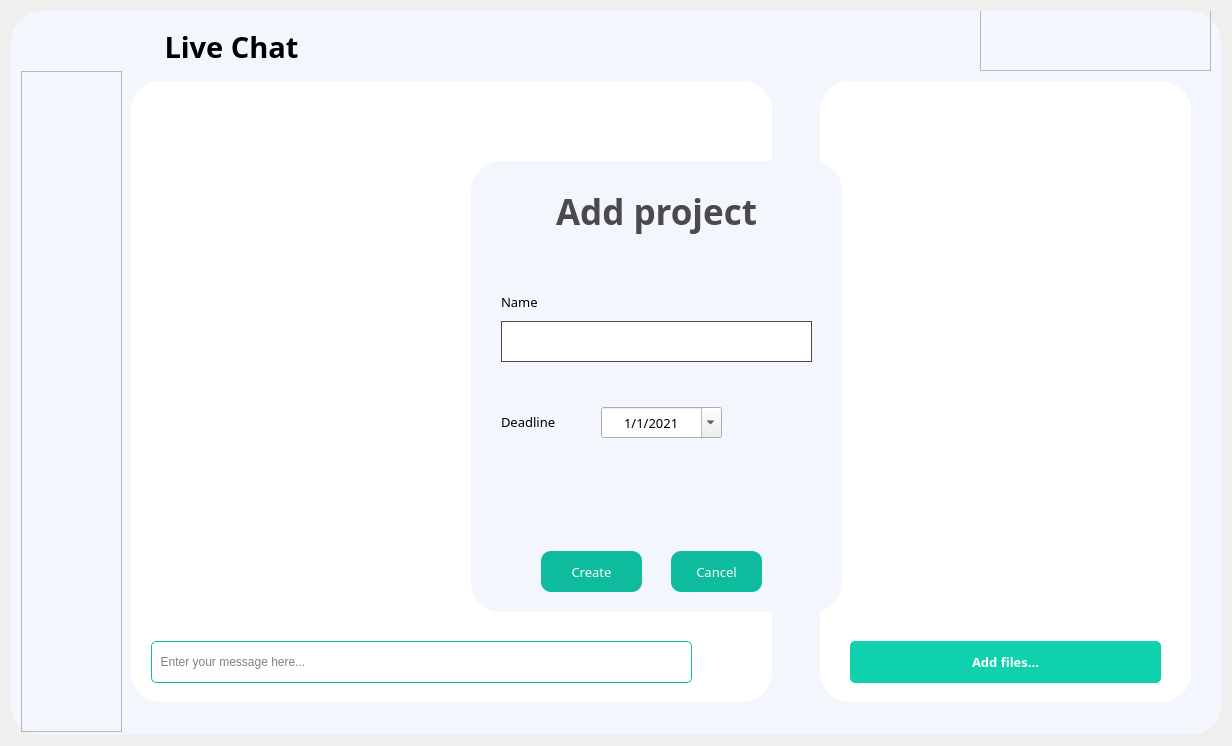
Before: the Qt Designer form widget.ui in meokisama/ps-manager, drawn with Qt 5.
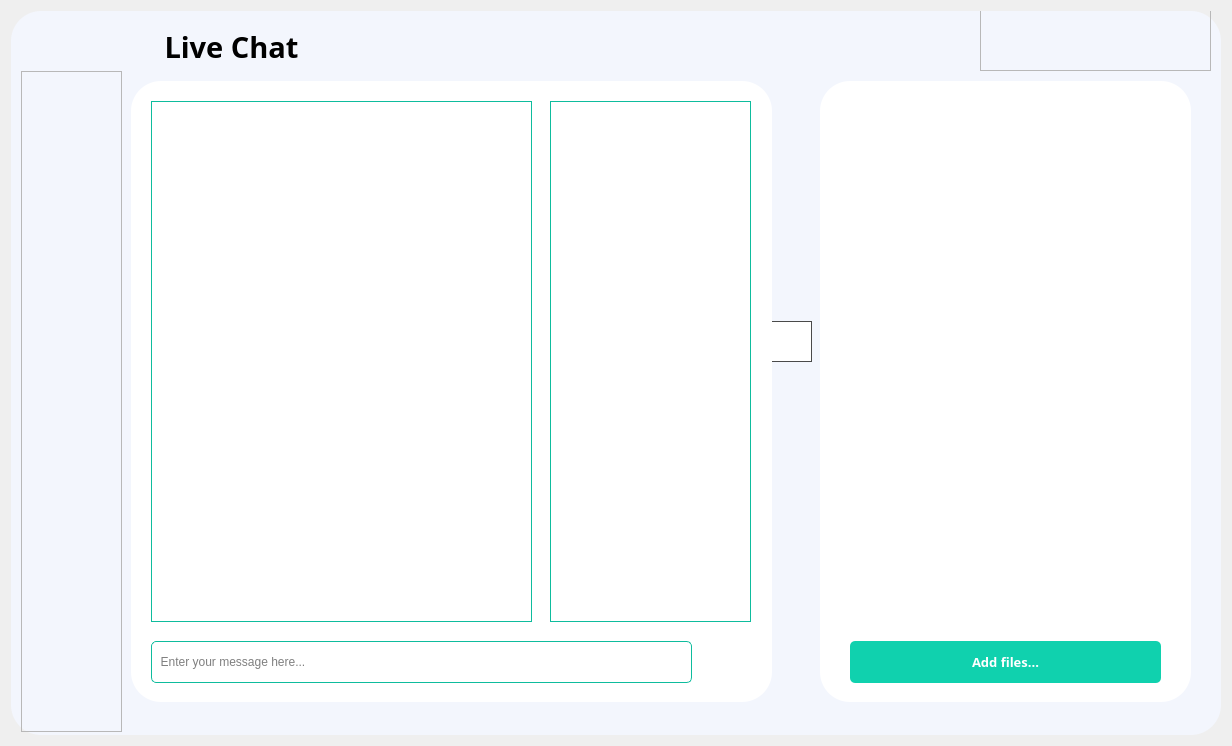
After: the same form once the commit is applied. The open tabs and pages were chosen to show the change. Icons and pictures are not drawn.

```diff
--- a/widget.ui
+++ b/widget.ui
@@ -88,7 +88,6 @@
          <property name="font">
           <font>
            <family>Poppins SemiBold</family>
-           <weight>75</weight>
            <bold>true</bold>
           </font>
          </property>
@@ -118,7 +117,6 @@
          <font>
           <family>Poppins SemiBold</family>
           <pointsize>22</pointsize>
-          <weight>75</weight>
           <bold>true</bold>
          </font>
         </property>
@@ -201,6 +199,51 @@
           <string>  Enter your message here...</string>
          </property>
         </widget>
+        <widget class="QTextEdit" name="textEdit">
+         <property name="geometry">
+          <rect>
+           <x>20</x>
+           <y>20</y>
+           <width>381</width>
+           <height>521</height>
+          </rect>
+         </property>
+         <property name="font">
+          <font>
+           <family>Montserrat</family>
+          </font>
+         </property>
+         <property name="styleSheet">
+          <string notr="true">border: 1px solid rgb(14, 188, 157);</string>
+         </property>
+        </widget>
+        <widget class="QListWidget" name="listWidget">
+         <property name="geometry">
+          <rect>
+           <x>419</x>
+           <y>20</y>
+           <width>201</width>
+           <height>521</height>
+          </rect>
+         </property>
+         <property name="maximumSize">
+          <size>
+           <width>300</width>
+           <height>16777215</height>
+          </size>
+         </property>
+         <property name="font">
+          <font>
+           <family>Montserrat</family>
+          </font>
+         </property>
+         <property name="focusPolicy">
+          <enum>Qt::NoFocus</enum>
+         </property>
+         <property name="styleSheet">
+          <string notr="true">border: 1px solid rgb(14, 188, 157);</string>
+         </property>
+        </widget>
        </widget>
        <widget class="QLabel" name="label_2">
         <property name="geometry">
@@ -215,7 +258,6 @@
          <font>
           <family>Poppins SemiBold</family>
           <pointsize>22</pointsize>
-          <weight>75</weight>
           <bold>true</bold>
          </font>
         </property>
@@ -264,7 +306,6 @@
           <font>
            <family>Poppins SemiBold</family>
            <pointsize>10</pointsize>
-           <weight>75</weight>
            <bold>true</bold>
           </font>
          </property>
@@ -319,7 +360,6 @@
          <font>
           <family>Poppins SemiBold</family>
           <pointsize>22</pointsize>
-          <weight>75</weight>
           <bold>true</bold>
          </font>
         </property>
@@ -389,7 +429,6 @@
           <font>
            <family>Poppins SemiBold</family>
            <pointsize>12</pointsize>
-           <weight>75</weight>
            <bold>true</bold>
           </font>
          </property>
@@ -419,7 +458,6 @@
          <font>
           <family>Poppins SemiBold</family>
           <pointsize>22</pointsize>
-          <weight>75</weight>
           <bold>true</bold>
          </font>
         </property>
@@ -487,7 +525,6 @@
          <font>
           <family>Poppins SemiBold</family>
           <pointsize>22</pointsize>
-          <weight>75</weight>
           <bold>true</bold>
          </font>
         </property>
@@ -560,7 +597,6 @@
           <font>
            <family>SFU Futura_07</family>
            <pointsize>18</pointsize>
-           <weight>75</weight>
            <bold>true</bold>
           </font>
          </property>
@@ -824,7 +860,6 @@
           <font>
            <family>Poppins SemiBold</family>
            <pointsize>10</pointsize>
-           <weight>75</weight>
            <bold>true</bold>
           </font>
          </property>
@@ -881,7 +916,6 @@
          <font>
           <family>Poppins SemiBold</family>
           <pointsize>22</pointsize>
-          <weight>75</weight>
           <bold>true</bold>
          </font>
         </property>
@@ -898,6 +932,26 @@
          <set>Qt::AlignCenter</set>
         </property>
        </widget>
+       <widget class="QFrame" name="frame_8">
+        <property name="geometry">
+         <rect>
+          <x>439</x>
+          <y>60</y>
+          <width>611</width>
+          <height>621</height>
+         </rect>
+        </property>
+        <property name="styleSheet">
+         <string notr="true">background-color: rgb(255, 255, 255);
+border-radius: 30px;</string>
+        </property>
+        <property name="frameShape">
+         <enum>QFrame::StyledPanel</enum>
+        </property>
+        <property name="frameShadow">
+         <enum>QFrame::Raised</enum>
+        </property>
+       </widget>
       </widget>
      </widget>
      <widget class="QFrame" name="buttonbar">
@@ -1153,7 +1207,6 @@
       <property name="font">
        <font>
         <family>Poppins Black</family>
-        <weight>75</weight>
         <bold>true</bold>
        </font>
       </property>
@@ -1205,7 +1258,6 @@
         <font>
          <family>SFU Futura_07</family>
          <pointsize>18</pointsize>
-         <weight>75</weight>
          <bold>true</bold>
         </font>
        </property>
@@ -1270,7 +1322,6 @@
         <font>
          <family>Poppins SemiBold</family>
          <pointsize>26</pointsize>
-         <weight>75</weight>
          <bold>true</bold>
         </font>
        </property>
@@ -1449,7 +1500,6 @@
         <font>
          <family>Poppins SemiBold</family>
          <pointsize>10</pointsize>
-         <weight>75</weight>
          <bold>true</bold>
         </font>
        </property>
@@ -1464,11 +1514,11 @@
        </property>
       </widget>
      </widget>
+     <zorder>addp</zorder>
      <zorder>stackedWidget</zorder>
      <zorder>closeButton</zorder>
      <zorder>buttonbar</zorder>
      <zorder>frame_7</zorder>
-     <zorder>addp</zorder>
     </widget>
    </item>
   </layout>
```
